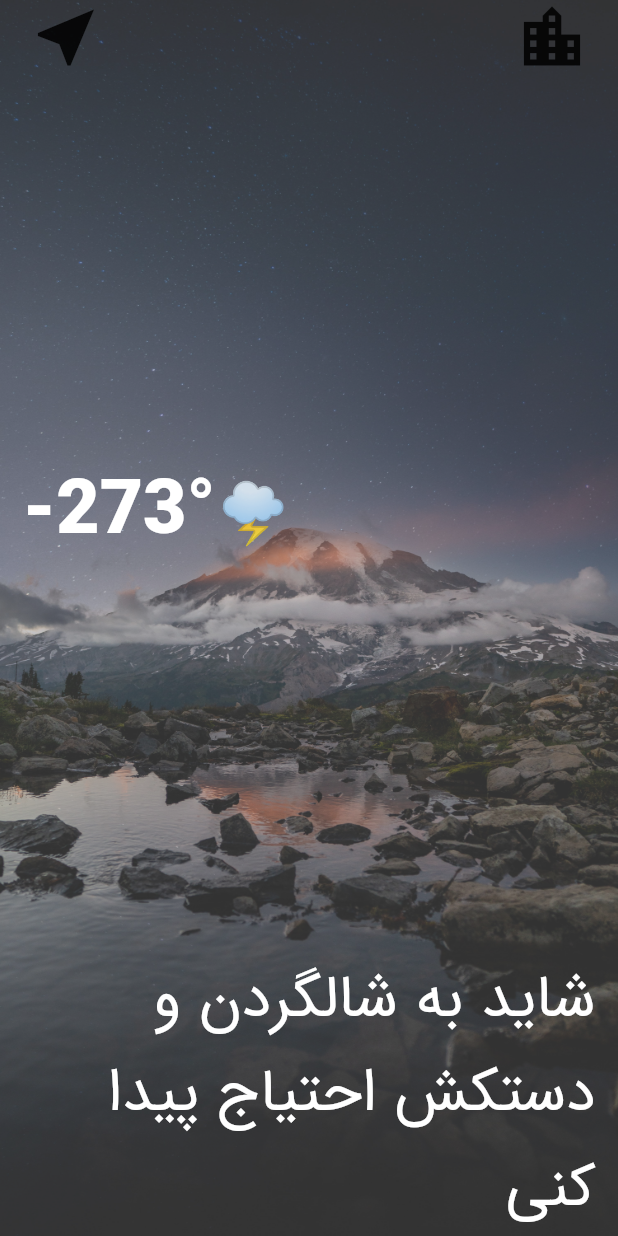
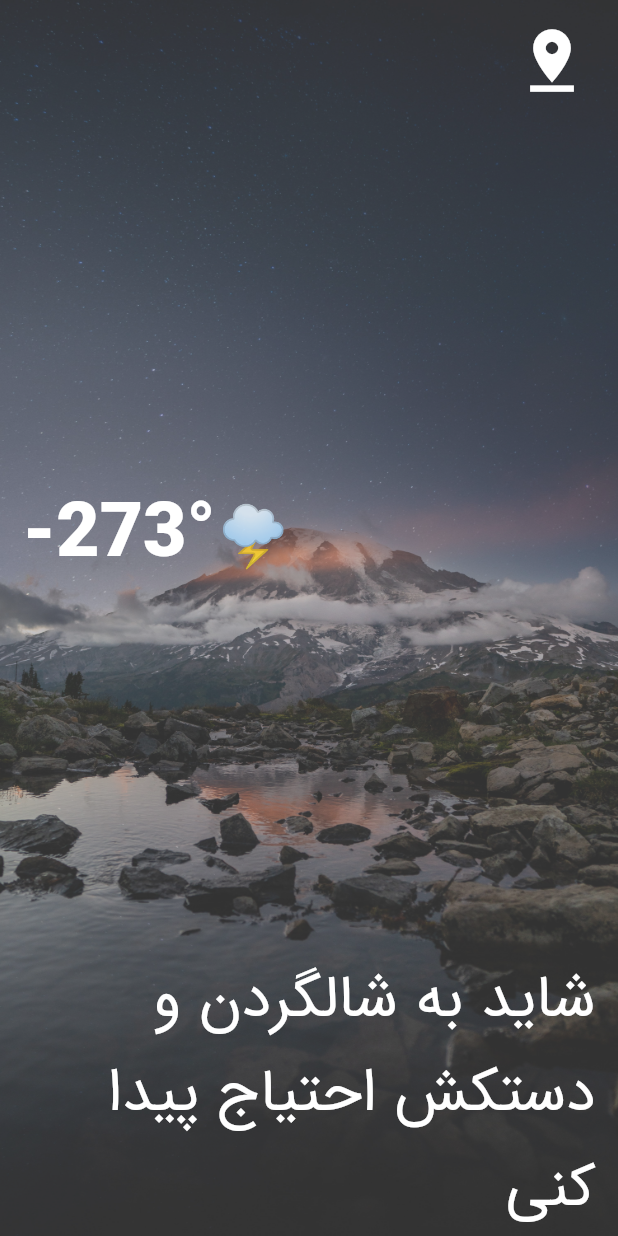
Before and after one commit to benyaminbeyzaie/flutter_weather_app, a Flutter app: the LocationScreen screen opened directly with empty values, on a phone screen of 412 x 824 dp. Run offline on Flutter 3.47's test engine with Material 2 defaults, Android fonts, the phone set to English and light mode, and no system bars; our stand-ins replace flutter_spinkit; network calls fail.

Commit message:
edit styles and add back functionality

```diff
--- a/lib/screens/location_screen.dart
+++ b/lib/screens/location_screen.dart
@@ -1,4 +1,5 @@
 import 'package:flutter/material.dart';
+import 'package:flutter_weather_app/screens/city_screen.dart';
 import 'package:flutter_weather_app/services/weather.dart';
 import 'package:flutter_weather_app/utils/constants.dart';
 
@@ -46,19 +47,22 @@ class _LocationScreenState extends State<LocationScreen> {
             crossAxisAlignment: CrossAxisAlignment.stretch,
             children: <Widget>[
               Row(
-                mainAxisAlignment: MainAxisAlignment.spaceBetween,
-                children: <Widget>[
+                mainAxisAlignment: MainAxisAlignment.end,
+                children: [
                   FlatButton(
-                    onPressed: () {},
+                    padding: EdgeInsets.symmetric(
+                      horizontal: 0,
+                      vertical: 15,
+                    ),
+                    onPressed: () {
+                      Navigator.push(context,
+                          MaterialPageRoute(builder: (contex) {
+                        return CityScreen();
+                      }));
+                    },
                     child: Icon(
-                      Icons.near_me,
-                      size: 50.0,
-                    ),
-                  ),
-                  FlatButton(
-                    onPressed: () {},
-                    child: Icon(
-                      Icons.location_city,
+                      Icons.pin_drop,
+                      color: Colors.white,
                       size: 50.0,
                     ),
                   ),
```
